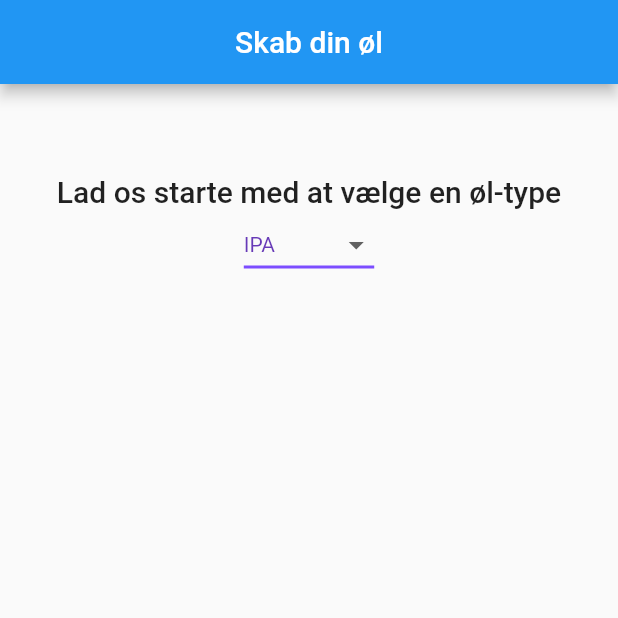
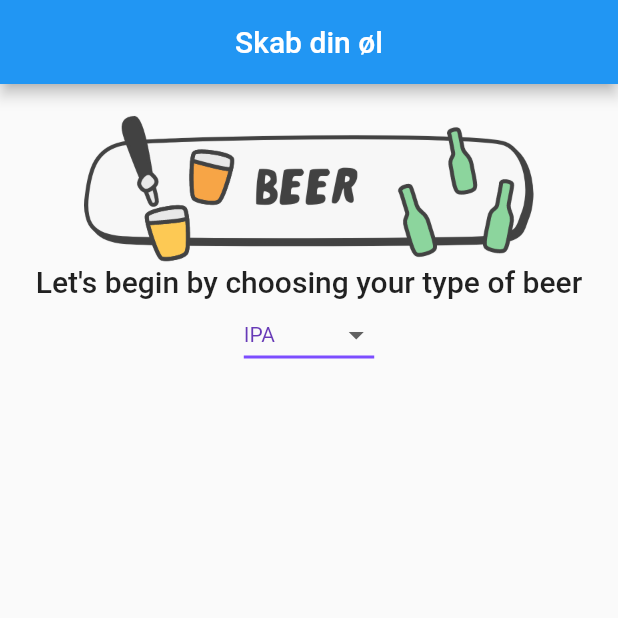
Before and after one commit to Snailed/beer-tinder-flutter, a Flutter app: the screen it shows after launch, on a phone screen of 412 x 824 dp, the top half of it. Run offline on Flutter 3.47's test engine with Material 2 defaults, Android fonts, the phone set to English and light mode, and no system bars; our stand-ins replace charts_flutter, flutter_svg; Roboto replaces fonts that are missing (Mikkeller).

Commit message:
version 2

```diff
--- a/flutter_app_test/lib/main.dart
+++ b/flutter_app_test/lib/main.dart
@@ -20,6 +20,7 @@ class MyApp extends StatelessWidget {
         // or simply save your changes to "hot reload" in a Flutter IDE).
         // Notice that the counter didn't reset back to zero; the application
         // is not restarted.
+        fontFamily: 'Mikkeller',
         primarySwatch: Colors.blue,
       ),
       home: MyHomePage(title: 'Flutter Demo Home Page'),
@@ -50,7 +51,6 @@ class _MyHomePageState extends State<MyHomePage> {
 
   String beer_type = 'IPA';
   double slider_val = 5;
-  var list_tekst = ["Start med at vælge din øl-type","Hvor stærk skal øllen være?"];
   var list_widgets;
   var index = 0;
 
@@ -85,9 +85,13 @@ class _MyHomePageState extends State<MyHomePage> {
         child: Column(
           mainAxisAlignment: MainAxisAlignment.center,
           children: <Widget>[
-            SizedBox(height: 60),
+            SizedBox(height: 20),
+            Image.asset(
+              'assets/beer_button@2x.png',
+              height: 100,
+            ),
             Text(
-              "Lad os starte med at vælge en øl-type",
+              "Let's begin by choosing your type of beer",
               textAlign: TextAlign.center,
               style: Theme.of(context).textTheme.title,
             ),
@@ -96,7 +100,8 @@ class _MyHomePageState extends State<MyHomePage> {
               iconSize: 24,
               elevation: 16,
               style: TextStyle(
-                  color: Colors.deepPurple
+                  color: Colors.deepPurple,
+                  fontFamily: 'Mikkeller',
               ),
               underline: Container(
                 height: 2,
@@ -126,14 +131,18 @@ class _MyHomePageState extends State<MyHomePage> {
         child: Column(
           mainAxisAlignment: MainAxisAlignment.center,
           children: <Widget>[
-            SizedBox(height: 60),
+            SizedBox(height: 20),
+            Image.asset(
+              'assets/glass-filling-with-beer@2x.png',
+              height: 100,
+            ),
             Text(
-              "Godt valg! Hvor stærk skal din øl være?",
+              "Great choice! How strong would you like your beer?",
               textAlign: TextAlign.center,
               style: Theme.of(context).textTheme.title,
             ),
             Text(
-              slider_val.round().toString(),
+              slider_val.toStringAsFixed(1)+"%",
               textAlign: TextAlign.center,
               style: Theme.of(context).textTheme.display1,
             ),
@@ -148,7 +157,7 @@ class _MyHomePageState extends State<MyHomePage> {
               },
               min: 0,
               max: 10,
-              divisions: 10,
+              divisions: 20,
             ),
 
           ],
@@ -160,9 +169,9 @@ class _MyHomePageState extends State<MyHomePage> {
         child: Column(
           mainAxisAlignment: MainAxisAlignment.center,
           children: <Widget>[
-            SizedBox(height: 60),
+            SizedBox(height: 20),
             Text(
-              "Hvad skal øllen være lavet på?",
+              "What should your beer be based on?",
               textAlign: TextAlign.center,
               style: Theme.of(context).textTheme.title,
             ),Row(
@@ -172,7 +181,7 @@ class _MyHomePageState extends State<MyHomePage> {
                 Column(
                   mainAxisAlignment: MainAxisAlignment.center,
                   children: <Widget>[
-                    Text("Byg"),
+                    Text("Barley"),
                     Checkbox(
                       value: bygVal,
                       onChanged: (bool value) {
@@ -188,7 +197,7 @@ class _MyHomePageState extends State<MyHomePage> {
                 Column(
                   mainAxisAlignment: MainAxisAlignment.center,
                   children: <Widget>[
-                    Text("Rug"),
+                    Text("Rye"),
                     Checkbox(
                       value: rugVal,
                       onChanged: (bool value) {
@@ -204,7 +213,7 @@ class _MyHomePageState extends State<MyHomePage> {
                 Column(
                   mainAxisAlignment: MainAxisAlignment.center,
                   children: <Widget>[
-                    Text("Hvede"),
+                    Text("Wheat"),
                     Checkbox(
                       value: hvedeVal,
                       onChanged: (bool value) {
@@ -227,8 +236,8 @@ class _MyHomePageState extends State<MyHomePage> {
         child: Column(
           mainAxisAlignment: MainAxisAlignment.center,
           children: <Widget>[
-            SizedBox(height: 60), Text(
-              "Hvad skal mesterværket hedde?",
+            SizedBox(height: 20), Text(
+              "What is your masterpiece called?",
               textAlign: TextAlign.center,
               style: Theme.of(context).textTheme.title,
             ),
@@ -249,8 +258,8 @@ class _MyHomePageState extends State<MyHomePage> {
         child: Column(
           mainAxisAlignment: MainAxisAlignment.center,
           children: <Widget>[
-            SizedBox(height: 60), Text(
-              "Beskriv smagen af "+nameCon.text,
+            SizedBox(height: 20), Text(
+              "Describe the taste of "+nameCon.text,
               textAlign: TextAlign.center,
               style: Theme.of(context).textTheme.title,
             ),
--- a/flutter_app_test/pubspec.yaml
+++ b/flutter_app_test/pubspec.yaml
@@ -70,3 +70,9 @@ flutter:
   #
   # For details regarding fonts from package dependencies,
   # see https://flutter.dev/custom-fonts/#from-packages
+  fonts:
+    - family: Mikkeller
+      fonts:
+        - asset: fonts/mikkeller_font-webfont.otf
+  assets:
+      - assets/
```
Also changed, not shown: flutter_app_test/Fonts/mikkeller_font-webfont.otf (added), flutter_app_test/assets/beer_button@2x.png (added), flutter_app_test/assets/glass-filling-with-beer@2x.png (added).
